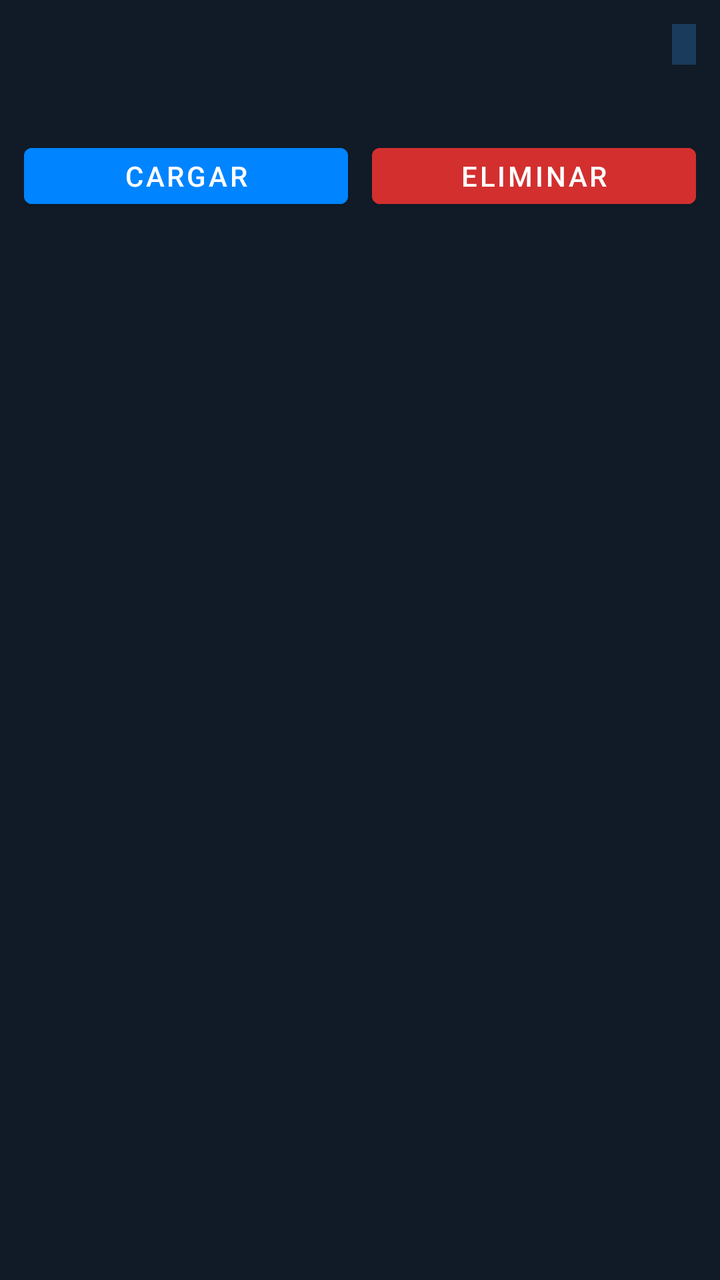
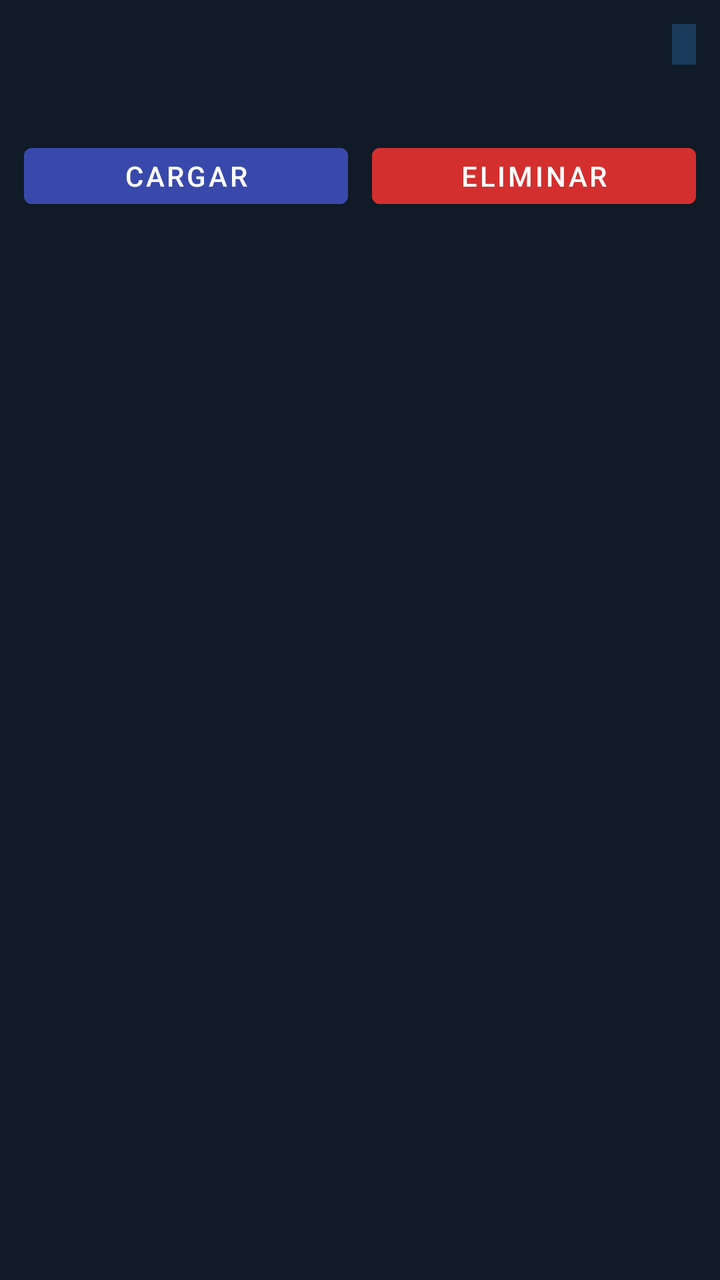

Two renders of the same Android screen: before a commit and after it. Below are the layout's source before the change and the commit's diff.
<!-- AndroidManifest.xml: application theme Theme.CumulusIA -->
<!-- res/layout/item_model_card.xml -->
<?xml version="1.0" encoding="utf-8"?>
<LinearLayout xmlns:android="http://schemas.android.com/apk/res/android"
    android:layout_width="match_parent"
    android:layout_height="wrap_content"
    android:layout_marginBottom="12dp"
    android:background="#111B27"
    android:orientation="vertical"
    android:padding="12dp">

    <RelativeLayout
        android:layout_width="match_parent"
        android:layout_height="wrap_content">

        <TextView
            android:id="@+id/tv_model_name"
            android:layout_width="wrap_content"
            android:layout_height="wrap_content"
            android:layout_alignParentStart="true"
            android:layout_toStartOf="@id/tv_quant_tag"
            android:textColor="#00E5FF"
            android:textSize="15sp"
            android:textStyle="bold" />

        <TextView
            android:id="@+id/tv_quant_tag"
            android:layout_width="wrap_content"
            android:layout_height="wrap_content"
            android:layout_alignParentEnd="true"
            android:background="#1A3B5C"
            android:paddingHorizontal="6dp"
            android:paddingVertical="2dp"
            android:textColor="#82B1FF"
            android:textSize="12sp" />
    </RelativeLayout>

    <TextView
        android:id="@+id/tv_model_details"
        android:layout_width="wrap_content"
        android:layout_height="wrap_content"
        android:layout_marginTop="6dp"
        android:textColor="#AAAAAA"
        android:textSize="13sp" />

    <LinearLayout
        android:layout_width="match_parent"
        android:layout_height="wrap_content"
        android:layout_marginTop="12dp"
        android:orientation="horizontal">

        <Button
            android:id="@+id/btn_load_model"
            android:layout_width="0dp"
            android:layout_height="40dp"
            android:layout_marginEnd="6dp"
            android:layout_weight="1"
            android:backgroundTint="#0084FF"
            android:text="Cargar"
            android:textColor="#FFFFFF" />

        <Button
            android:id="@+id/btn_delete_model"
            android:layout_width="0dp"
            android:layout_height="40dp"
            android:layout_marginStart="6dp"
            android:layout_weight="1"
            android:backgroundTint="#D32F2F"
            android:text="Eliminar"
            android:textColor="#FFFFFF" />
    </LinearLayout>
</LinearLayout>
<!-- resources referenced by this layout -->
<resources>
  <style name="Theme.CumulusIA" parent="Theme.MaterialComponents.DayNight.NoActionBar">
          <item name="colorPrimary">#0084FF</item>
          <item name="android:statusBarColor">#121212</item>
          <item name="android:windowBackground">#121212</item>
      </style>
</resources>

<!-- the commit's change to res/layout/item_model_card.xml (unified diff, before → after) -->
@@ -53,7 +53,7 @@
             android:layout_height="40dp"
             android:layout_marginEnd="6dp"
             android:layout_weight="1"
-            android:backgroundTint="#0084FF"
+            android:backgroundTint="#3949AB"
             android:text="Cargar"
             android:textColor="#FFFFFF" />
 
